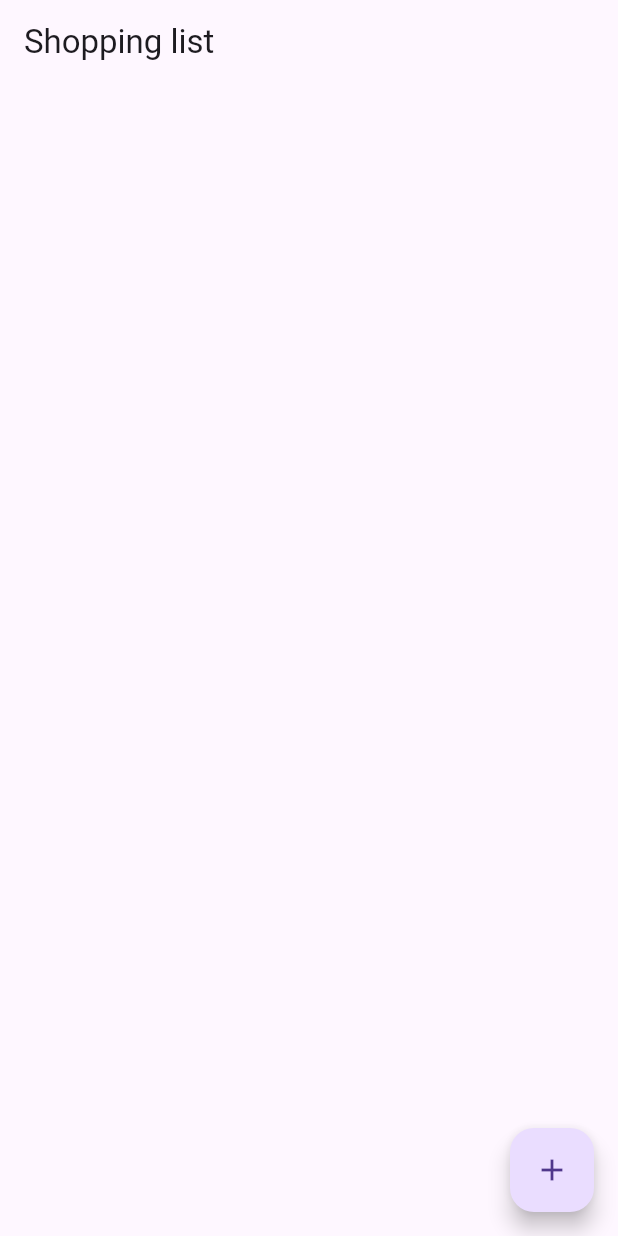
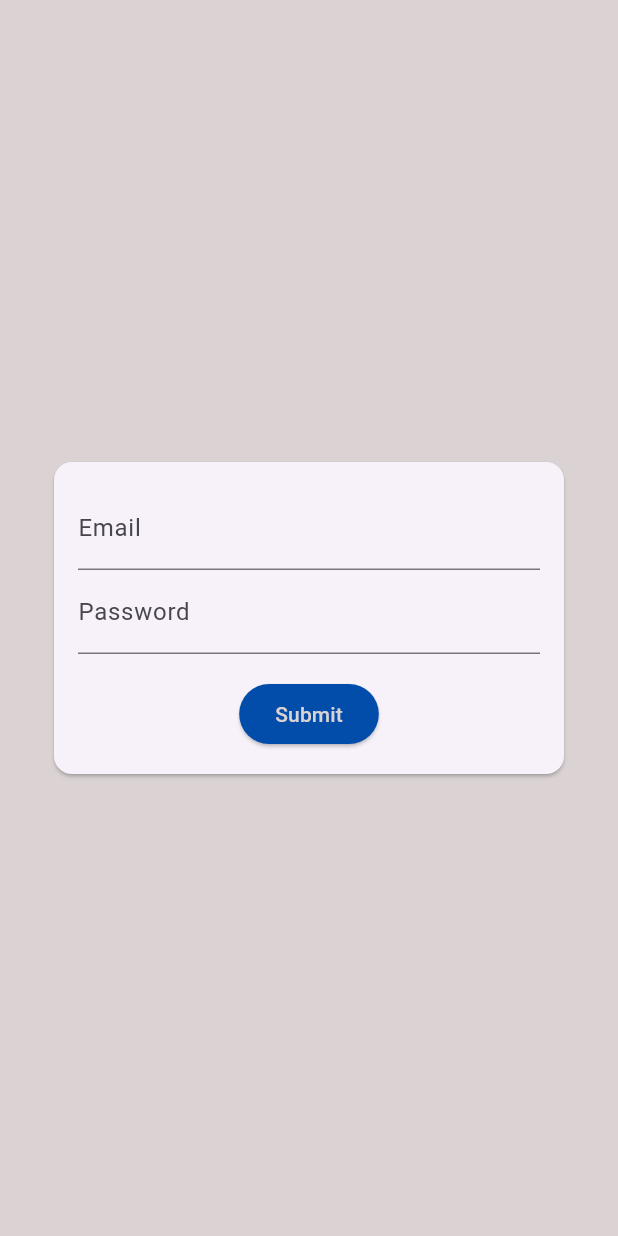
Before and after one commit to val-fcn/shopAI, a Flutter app: the screen it shows after launch, on a phone screen of 412 x 824 dp. Run offline on Flutter 3.47's test engine with Material 3 defaults, Android fonts, the phone set to English and light mode, and no system bars; our stand-ins replace image_picker, shared_preferences, supabase_flutter; accounts and stored records are empty.

Commit message:
add theme & add signup service via supabase

```diff
--- a/lib/main.dart
+++ b/lib/main.dart
@@ -1,6 +1,8 @@
 import 'package:flutter/material.dart';
 import 'package:shop_ai/env/env.dart';
 import 'package:shop_ai/services/storage_service.dart';
+import 'package:shop_ai/theme.dart';
+import 'package:shop_ai/view/auth_screen.dart';
 import 'package:shop_ai/view/home_screen.dart';
 import 'package:shared_preferences/shared_preferences.dart';
 import 'package:supabase_flutter/supabase_flutter.dart';
@@ -9,7 +11,7 @@ import 'package:supabase_flutter/supabase_flutter.dart';
 Future<void> main() async {
   WidgetsFlutterBinding.ensureInitialized();
   await Supabase.initialize(
-    url: Env.suparbaseUrl,
+    url: Env.supabaseUrl,
     anonKey: Env.supabaseKey,
   );
   final prefs = await SharedPreferences.getInstance();
@@ -18,15 +20,19 @@ Future<void> main() async {
 }
 
 class MainApp extends StatelessWidget {
+  const MainApp({super.key, required this.storageService});
   final StorageService storageService;
-  const MainApp({super.key, required this.storageService});
+
+  final bool isLoggedIn = false;
 
   @override
   Widget build(BuildContext context) {
     return MaterialApp(
-      theme: ThemeData(primarySwatch: Colors.blue),
+      theme: AppTheme.lightTheme,
       home: Scaffold(
-        body: Center(child: HomeScreen(storageService: storageService)),
+        body: Center(
+          child: AuthScreen(storageService: storageService),
+        ),
       ),
     );
   }
--- /dev/null
+++ b/lib/services/auth_service.dart
@@ -0,0 +1,12 @@
+import 'package:supabase_flutter/supabase_flutter.dart';
+
+class AuthService {
+  final supabase = Supabase.instance.client;
+
+  Future<void> signUp(String email, String password) async {
+    await supabase.auth.signUp(
+      email: email,
+      password: password,
+    );
+  }
+}
--- a/lib/theme.dart
+++ b/lib/theme.dart
@@ -1,11 +1,11 @@
 import "package:flutter/material.dart";
 
 class AppTheme {
-  static const Color backgroundColor = Color(0xFFABD1C6);
-  static const Color headlineColor = Color(0xFF004643);
-  static const Color paragraphColor = Color(0xFF004643);
-  static const Color buttonColor = Color(0xFFF9BC60);
-  static const Color buttonTextColor = Color(0xFF001E1D);
+  static const Color backgroundColor = Color(0xFFDBD3D3);
+  static const Color headlineColor = Color(0xFF091057);
+  static const Color paragraphColor = Color(0xFF091057);
+  static const Color buttonColor = Color(0xFF024CAA);
+  static const Color buttonTextColor = Color(0xFFDBD3D3);
 
   static final ThemeData lightTheme = ThemeData(
     brightness: Brightness.light,
--- /dev/null
+++ b/lib/view/auth_screen.dart
@@ -0,0 +1,66 @@
+import 'package:flutter/material.dart';
+import 'package:shop_ai/services/auth_service.dart';
+import 'package:shop_ai/services/storage_service.dart';
+
+class AuthScreen extends StatefulWidget {
+  const AuthScreen({super.key, required this.storageService});
+  final StorageService storageService;
+  @override
+  State<AuthScreen> createState() => _AuthScreenState();
+}
+
+class _AuthScreenState extends State<AuthScreen> {
+  final _formKey = GlobalKey<FormState>();
+  final userEmailController = TextEditingController();
+  final userPasswordController = TextEditingController();
+  @override
+  Widget build(BuildContext context) {
+    return Scaffold(
+      body: Center(
+        child: Padding(
+          padding: const EdgeInsets.all(32),
+          child: Column(
+            mainAxisSize: MainAxisSize.min,
+            mainAxisAlignment: MainAxisAlignment.center,
+            children: [
+              Card(
+                child: Padding(
+                  padding: const EdgeInsets.all(16),
+                  child: Form(
+                    key: _formKey,
+                    child: Column(
+                      children: [
+                        TextFormField(
+                          controller: userEmailController,
+                          decoration: const InputDecoration(
+                            labelText: 'Email',
+                          ),
+                        ),
+                        TextFormField(
+                          decoration: const InputDecoration(
+                            labelText: 'Password',
+                          ),
+                          controller: userPasswordController,
+                        ),
+                        const SizedBox(height: 16),
+                        ElevatedButton(
+                          onPressed: () {
+                            AuthService().signUp(
+                              userEmailController.text,
+                              userPasswordController.text,
+                            );
+                          },
+                          child: const Text('Submit'),
+                        )
+                      ],
+                    ),
+                  ),
+                ),
+              )
+            ],
+          ),
+        ),
+      ),
+    );
+  }
+}
```
